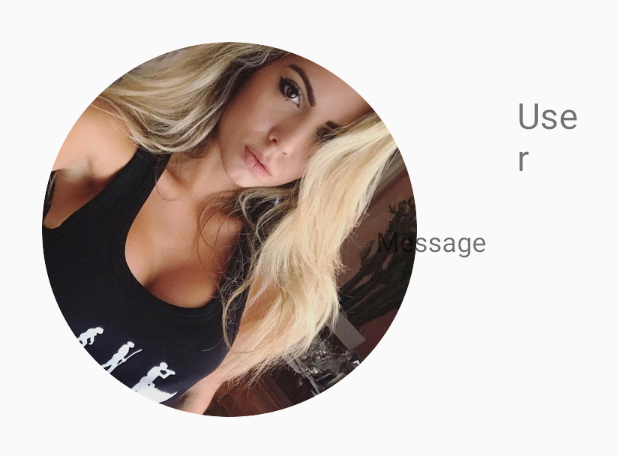
After one commit to andrea-cola/kaori, an Android app: the layout user_position_item.xml on its own in the app's theme, with its tools: preview values and no code run, on a phone screen of 412 x 824 dp. The commit adds this screen. Shown: the top 456 px of the screen. Run offline under Robolectric (Android 15) with nearby library versions, the light colour scheme and no system bars.

Commit message:
Download fixed, bug fixed, Map started.

```diff
--- a/app/src/main/AndroidManifest.xml
+++ b/app/src/main/AndroidManifest.xml
@@ -3,6 +3,7 @@
     xmlns:tools="http://schemas.android.com/tools"
     package="com.kaori.kaori">
 
+    <uses-permission android:name="android.permission.ACCESS_FINE_LOCATION" />
     <uses-permission android:name="android.permission.INTERNET"/>
     <uses-permission android:name="android.permission.ACCESS_NETWORK_STATE"/>
     <uses-permission android:name="android.permission.WRITE_EXTERNAL_STORAGE" />
--- a/app/src/main/java/com/kaori/kaori/BottomBarFragments/FeedFragment.java
+++ b/app/src/main/java/com/kaori/kaori/BottomBarFragments/FeedFragment.java
@@ -43,6 +43,8 @@ public class FeedFragment extends Fragment {
     @Override
     public View onCreateView(@NonNull LayoutInflater inflater, @Nullable ViewGroup container, @Nullable Bundle savedInstanceState) {
         View view = inflater.inflate(R.layout.feed_layout, container, false);
+
+        // setting the parameters
         mBookList = new ArrayList<>();
         recyclerView = view.findViewById(R.id.my_recycler_view);
         recyclerView.setHasFixedSize(true);
--- a/app/src/main/java/com/kaori/kaori/DBObjects/Book.java
+++ b/app/src/main/java/com/kaori/kaori/DBObjects/Book.java
@@ -2,7 +2,7 @@ package com.kaori.kaori.DBObjects;
 
 import java.io.Serializable;
 
-public class Book {
+public class Book{
 
     private String title;
     private String author;
--- a/app/src/main/java/com/kaori/kaori/Kaori.java
+++ b/app/src/main/java/com/kaori/kaori/Kaori.java
@@ -13,7 +13,9 @@ import com.facebook.FacebookSdk;
 import com.facebook.appevents.AppEventsLogger;
 import com.google.firebase.auth.FirebaseAuth;
 import com.kaori.kaori.BottomBarFragments.FeedFragment;
+import com.kaori.kaori.BottomBarFragments.MapFragment;
 import com.kaori.kaori.BottomBarFragments.SearchFragment;
+import com.kaori.kaori.BottomBarFragments.UserPositionsFragment;
 import com.kaori.kaori.LoginRegistrationFragments.LoginRegistrationFragment;
 import com.kaori.kaori.ProfileFragments.ProfileFragment;
 
@@ -48,6 +50,7 @@ public class Kaori extends AppCompatActivity implements FragmentManager.OnBackSt
                     bottomBarFragmentCall(new SearchFragment());
                     return true;
                 case R.id.navigation_study_with_me:
+                    bottomBarFragmentCall(new UserPositionsFragment());
                     return true;
                 case R.id.navigation_my_profile:
                     bottomBarFragmentCall(new ProfileFragment());
--- /dev/null
+++ b/app/src/main/res/layout/user_position_item.xml
@@ -0,0 +1,50 @@
+<?xml version="1.0" encoding="utf-8"?>
+<android.support.constraint.ConstraintLayout xmlns:android="http://schemas.android.com/apk/res/android"
+    xmlns:app="http://schemas.android.com/apk/res-auto"
+    xmlns:tools="http://schemas.android.com/tools"
+    android:id="@+id/linearLayout2"
+    android:layout_width="match_parent"
+    android:layout_height="wrap_content"
+    android:gravity="center"
+    android:padding="20dp">
+
+    <ImageView
+        android:id="@+id/itemImage"
+        android:layout_width="wrap_content"
+        android:layout_height="wrap_content"
+        android:layout_marginStart="8dp"
+        android:layout_marginTop="8dp"
+        android:src="@mipmap/ludo"
+        app:layout_constraintStart_toStartOf="parent"
+        app:layout_constraintTop_toTopOf="parent"
+        app:srcCompat="@mipmap/ic_launcher_round"
+        tools:srcCompat="@tools:sample/avatars" />
+
+
+    <TextView
+        android:id="@+id/itemUser"
+        android:layout_width="48dp"
+        android:layout_height="wrap_content"
+        android:layout_marginStart="68dp"
+        android:layout_marginTop="40dp"
+        android:layout_marginEnd="8dp"
+        android:text="User"
+        android:textSize="24sp"
+        app:layout_constraintEnd_toEndOf="parent"
+        app:layout_constraintHorizontal_bias="0.182"
+        app:layout_constraintStart_toEndOf="@+id/itemImage"
+        app:layout_constraintTop_toTopOf="parent" />
+
+    <TextView
+        android:id="@+id/itemMessage"
+        android:layout_width="wrap_content"
+        android:layout_height="wrap_content"
+        android:layout_marginTop="28dp"
+        android:layout_marginEnd="68dp"
+        android:text="Message"
+        android:textSize="18sp"
+        app:layout_constraintEnd_toEndOf="parent"
+        app:layout_constraintTop_toBottomOf="@+id/itemUser" />
+
+
+</android.support.constraint.ConstraintLayout>
--- a/app/src/main/res/values/strings.xml
+++ b/app/src/main/res/values/strings.xml
@@ -18,6 +18,8 @@
     <string name="facebook_app_id" translatable="false">1537422876359009</string>
     <string name="fb_login_protocol_scheme" translatable="false">fb1537422876359009</string>
 
+    <string name="mapbox_acces_token">pk.eyJ1IjoibWF0dGVvZGFjY28iLCJhIjoiY2pwMDVxbTBzMnNkMDNwbGtraHlpaG8zZCJ9.YfMp_jZ94UDom64UKGiVQA</string>
+
     <string name="camera_popup_title">Choose an option:</string>
     <string name="camera_popup_option1">From camera</string>
     <string name="camera_popup_option2">From gallery</string>
```
Also changed, not shown: app/build.gradle (+14 -0 lines), app/src/main/java/com/kaori/kaori/BottomBarFragments/BookFragment.java (+102 -46 lines), app/src/main/java/com/kaori/kaori/BottomBarFragments/MapFragment.java (added, +79 -0 lines), app/src/main/java/com/kaori/kaori/BottomBarFragments/SearchFragment.java (+14 -4 lines), app/src/main/java/com/kaori/kaori/BottomBarFragments/UserPositionsFragment.java (added, +152 -0 lines), app/src/main/java/com/kaori/kaori/DBObjects/User.java (+12 -3 lines), app/src/main/res/layout/book_layout.xml (+9 -8 lines), app/src/main/res/layout/map_layout.xml (added, +17 -0 lines), app/src/main/res/layout/user_position_layout.xml (added, +12 -0 lines).
